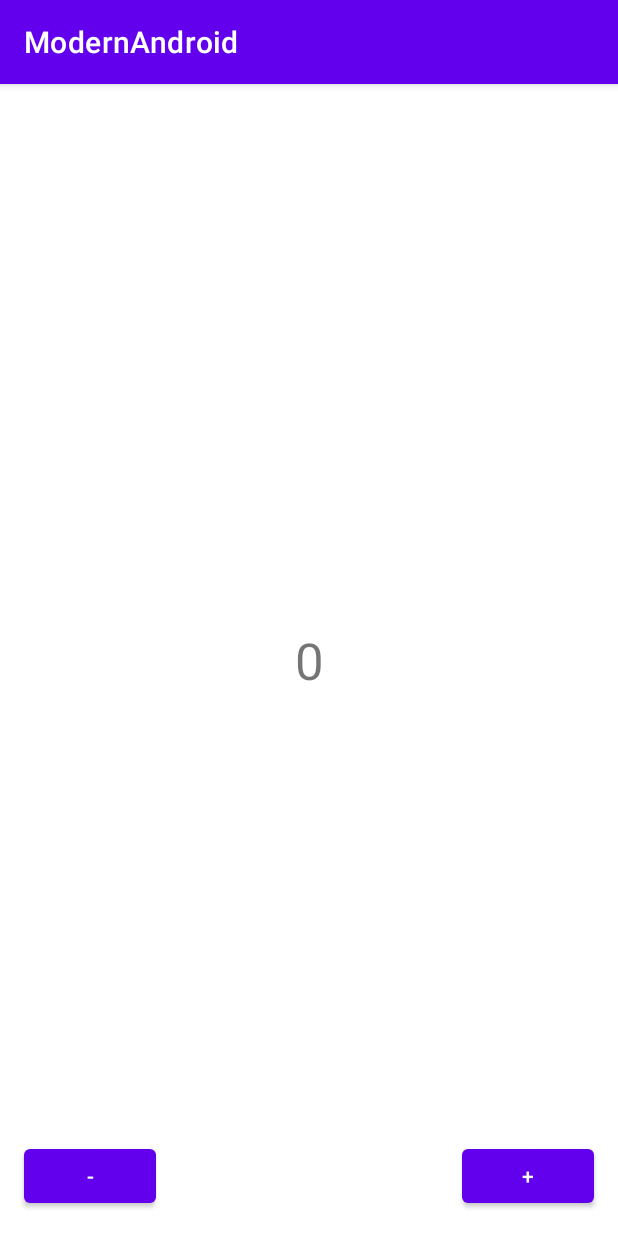
After one commit to organguy/ModernAndroid, an Android app: the CounterActivity screen opened directly, with no data from a screen before it, on a phone screen of 412 x 824 dp. The commit adds this screen. Run offline under Robolectric (Android 15) with nearby library versions, the phone set to English and light mode, and no system bars; our stand-ins replace data binding.

Commit message:
- 섹션6. 데이터 전달 강의중 ...

```diff
--- /dev/null
+++ b/app/src/main/java/com/earlynetworks/modernandroid/counter/CounterActivity.kt
@@ -0,0 +1,28 @@
+package com.earlynetworks.modernandroid.counter
+
+import android.os.Bundle
+import androidx.activity.viewModels
+import androidx.appcompat.app.AppCompatActivity
+import androidx.databinding.DataBindingUtil
+import androidx.lifecycle.Observer
+import com.earlynetworks.modernandroid.R
+import com.earlynetworks.modernandroid.databinding.ActivityCounterBinding
+import kotlinx.android.synthetic.main.activity_counter.*
+
+class CounterActivity : AppCompatActivity() {
+
+
+    private val viewModel by viewModels<CounterViewModel>()
+
+    companion object {
+        val TAG = CounterActivity::class.java.simpleName
+    }
+
+    override fun onCreate(savedInstanceState: Bundle?) {
+        super.onCreate(savedInstanceState)
+
+        val binding = DataBindingUtil.setContentView<ActivityCounterBinding>(this, R.layout.activity_counter)
+        binding.viewModel = viewModel
+        binding.lifecycleOwner = this
+    }
+}
--- /dev/null
+++ b/app/src/main/java/com/earlynetworks/modernandroid/counter/CounterViewModel.kt
@@ -0,0 +1,24 @@
+package com.earlynetworks.modernandroid.counter
+
+import androidx.lifecycle.MutableLiveData
+import androidx.lifecycle.SavedStateHandle
+import androidx.lifecycle.ViewModel
+
+class CounterViewModel(private val handle: SavedStateHandle) : ViewModel(){
+    private var count = handle.get<Int>("count") ?: 0
+        set(value) {
+            countLiveData.value = value
+            field = value
+            handle.set("count", value)
+        }
+
+    val countLiveData = MutableLiveData<Int>()
+
+    fun increaseCount(){
+        count++
+    }
+
+    fun decreaseCount(){
+        count--
+    }
+}
--- /dev/null
+++ b/app/src/main/res/layout/activity_counter.xml
@@ -0,0 +1,51 @@
+<?xml version="1.0" encoding="utf-8"?>
+<layout>
+
+    <data>
+        <variable
+            name="viewModel"
+            type="com.earlynetworks.modernandroid.counter.CounterViewModel" />
+
+    </data>
+
+    <androidx.constraintlayout.widget.ConstraintLayout xmlns:android="http://schemas.android.com/apk/res/android"
+        xmlns:app="http://schemas.android.com/apk/res-auto"
+        xmlns:tools="http://schemas.android.com/tools"
+        android:layout_width="match_parent"
+        android:layout_height="match_parent"
+        tools:context=".counter.CounterActivity">
+
+        <TextView
+            android:id="@+id/counter_text"
+            android:layout_width="wrap_content"
+            android:layout_height="wrap_content"
+            android:text="@{String.valueOf(viewModel.countLiveData)}"
+            android:textSize="34sp"
+            app:layout_constraintBottom_toBottomOf="parent"
+            app:layout_constraintEnd_toEndOf="parent"
+            app:layout_constraintStart_toStartOf="parent"
+            app:layout_constraintTop_toTopOf="parent" />
+
+        <Button
+            android:id="@+id/add_button"
+            android:layout_width="wrap_content"
+            android:layout_height="wrap_content"
+            android:layout_marginEnd="16dp"
+            android:layout_marginBottom="16dp"
+            android:text="+"
+            android:onClick="@{() -> viewModel.increaseCount()}"
+            app:layout_constraintBottom_toBottomOf="parent"
+            app:layout_constraintEnd_toEndOf="parent" />
+
+        <Button
+            android:id="@+id/sub_button"
+            android:layout_width="wrap_content"
+            android:layout_height="wrap_content"
+            android:layout_marginStart="16dp"
+            android:layout_marginBottom="16dp"
+            android:text="-"
+            android:onClick="@{() -> viewModel.decreaseCount()}"
+            app:layout_constraintBottom_toBottomOf="parent"
+            app:layout_constraintStart_toStartOf="parent" />
+    </androidx.constraintlayout.widget.ConstraintLayout>
+</layout>
--- a/build.gradle
+++ b/build.gradle
@@ -6,10 +6,10 @@ buildscript {
         mavenCentral()
     }
     dependencies {
-        classpath 'com.android.tools.build:gradle:7.0.2'
-        classpath "org.jetbrains.kotlin:kotlin-gradle-plugin:$kotlin_version"
+        classpath 'com.android.tools.build:gradle:7.1.2'
+        classpath 'org.jetbrains.kotlin:kotlin-gradle-plugin:1.6.10'
 
-        def nav_version = "2.3.5"
+        def nav_version = '2.4.1'
         classpath "androidx.navigation:navigation-safe-args-gradle-plugin:$nav_version"
     }
 }
```
Also changed, not shown: app/build.gradle (+8 -4 lines), app/src/main/AndroidManifest.xml (+28 -3 lines), app/src/main/java/com/earlynetworks/modernandroid/datatransfer/DataTransferActivity.kt (added, +12 -0 lines), app/src/main/java/com/earlynetworks/modernandroid/datatransfer/DataTransferViewModel.kt (added, +7 -0 lines), app/src/main/java/com/earlynetworks/modernandroid/datatransfer/FirstFragment.kt (added, +58 -0 lines), app/src/main/java/com/earlynetworks/modernandroid/datatransfer/ResultActivity.kt (added, +20 -0 lines), app/src/main/java/com/earlynetworks/modernandroid/datatransfer/SecondFragment.kt (added, +36 -0 lines), app/src/main/java/com/earlynetworks/modernandroid/mask_kotlin/MainViewModel.kt (added, +39 -0 lines), app/src/main/java/com/earlynetworks/modernandroid/mask_kotlin/MaskKtxActivity.kt (+14 -6 lines), app/src/main/java/com/earlynetworks/modernandroid/mask_kotlin/repository/MaskService.kt (added, +19 -0 lines), app/src/main/res/layout/activity_data_transfer.xml (added, +20 -0 lines), app/src/main/res/layout/activity_result.xml (added, +18 -0 lines), app/src/main/res/layout/fragment_first.xml (added, +45 -0 lines), app/src/main/res/layout/fragment_second2.xml (added, +32 -0 lines), 2 more files.
